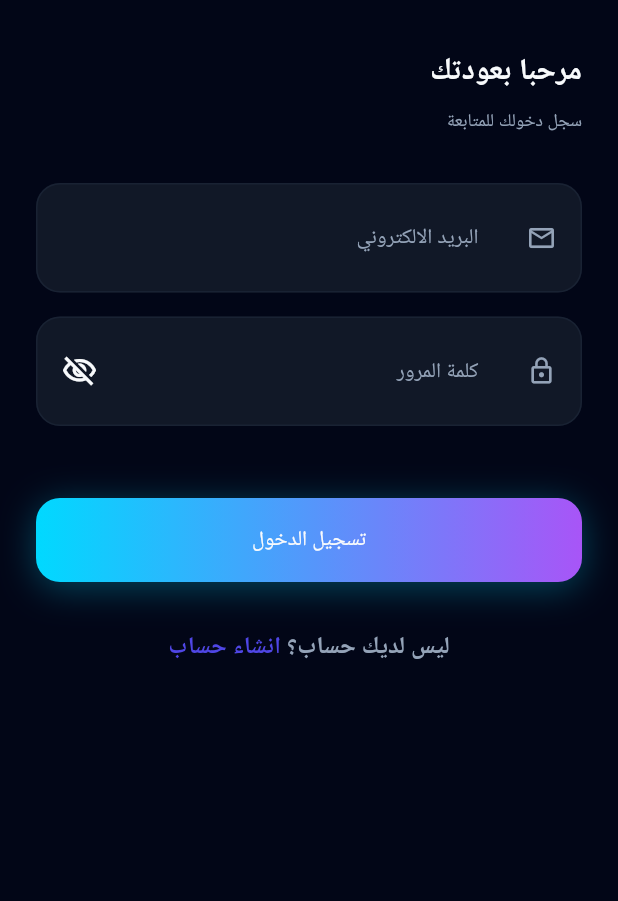
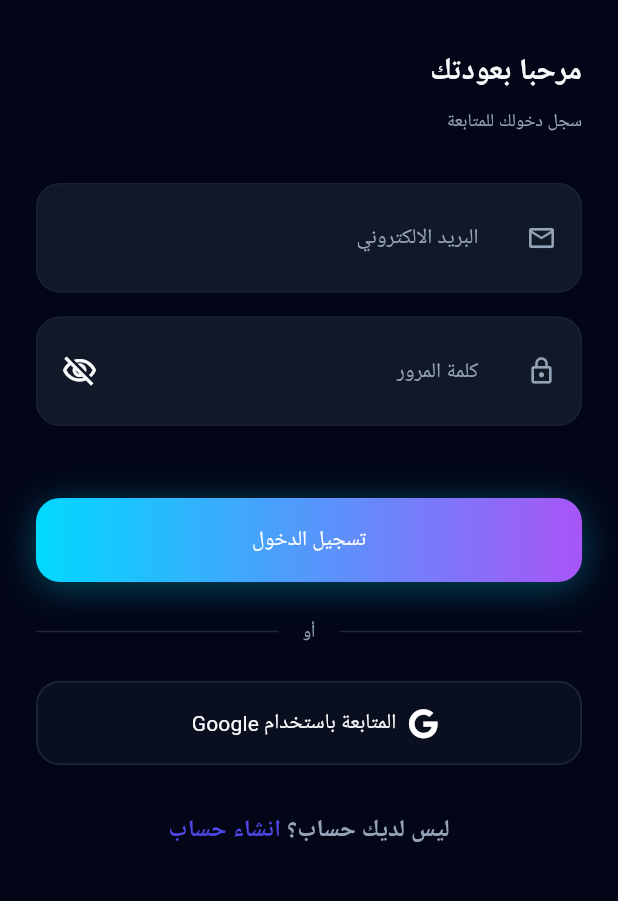
Before and after one commit to Mohamed-Adel9/athar, a Flutter app: the ProfileScreen screen opened by its route, after a tap on "تسجيل الخروج", on a phone screen of 412 x 824 dp, the part 180-1081 px from its top. Run offline on Flutter 3.47's test engine with Material 3 defaults, Android fonts, the phone set to English and light mode, and no system bars; our stand-ins replace dio, equatable, firebase_auth, firebase_core, flutter_animate, flutter_bloc and 7 more; accounts and stored records are empty; generated files the repository leaves out were written again; network calls fail; Roboto replaces fonts that are missing (Alexandria); statements that could not run were skipped.

Commit message:
add google auth

```diff
--- a/lib/core/failure/api_failure.dart
+++ b/lib/core/failure/api_failure.dart
@@ -1,4 +1,6 @@
 import 'package:dio/dio.dart';
+import 'package:firebase_auth/firebase_auth.dart';
+import 'package:google_sign_in/google_sign_in.dart';
 
 import 'api_config_exception.dart';
 import 'failure.dart';
@@ -17,6 +19,19 @@ class ApiFailure extends Failure {
 
     if (error is DioException) {
       return ApiFailure(_dioMessage(error));
+    }
+    if (error is GoogleSignInException) {
+      if (error.code == GoogleSignInExceptionCode.canceled) {
+        return ApiFailure('Google Sign-In was cancelled.');
+      }
+      return ApiFailure(
+        error.description ?? 'Google Sign-In failed. Please try again.',
+      );
+    }
+    if (error is FirebaseAuthException) {
+      return ApiFailure(
+        error.message ?? 'Authentication failed. Please try again.',
+      );
     }
     return ApiFailure(error.toString());
   }
--- a/lib/features/auth/data/datasources/auth_remote_data_source.dart
+++ b/lib/features/auth/data/datasources/auth_remote_data_source.dart
@@ -1,9 +1,15 @@
+import 'package:firebase_auth/firebase_auth.dart';
+import 'package:flutter/foundation.dart';
+import 'package:google_sign_in/google_sign_in.dart';
+
 import '../../../../core/const_data/api_urls.dart';
 import '../../../../core/network/dio_service.dart';
 import '../models/auth_model.dart';
 
 abstract class AuthRemoteDataSource {
   Future<AuthModel> login({required String email, required String password});
+
+  Future<AuthModel> loginGoogle();
 
   Future<AuthModel> register({
     required String firstName,
@@ -18,9 +24,15 @@ abstract class AuthRemoteDataSource {
 }
 
 class AuthRemoteDataSourceImpl implements AuthRemoteDataSource {
-  const AuthRemoteDataSourceImpl(this._dioService);
+  const AuthRemoteDataSourceImpl(
+    this._dioService,
+    this._firebaseAuth,
+    this._googleSignIn,
+  );
 
   final DioService _dioService;
+  final FirebaseAuth _firebaseAuth;
+  final GoogleSignIn _googleSignIn;
 
   @override
   Future<AuthModel> login({
@@ -33,6 +45,47 @@ class AuthRemoteDataSourceImpl implements AuthRemoteDataSource {
     );
 
     return AuthModel.fromJson(_asMap(response.data));
+  }
+
+  @override
+  Future<AuthModel> loginGoogle() async {
+    late final UserCredential userCredential;
+
+    if (kIsWeb) {
+      userCredential = await _firebaseAuth.signInWithPopup(
+        GoogleAuthProvider(),
+      );
+    } else {
+      final googleUser = await _googleSignIn.authenticate();
+      final googleAuth = googleUser.authentication;
+      final idToken = googleAuth.idToken;
+
+      if (idToken == null || idToken.isEmpty) {
+        throw const FormatException(
+          'Google Sign-In did not return an ID token.',
+        );
+      }
+
+      final credential = GoogleAuthProvider.credential(idToken: idToken);
+      userCredential = await _firebaseAuth.signInWithCredential(credential);
+    }
+
+    final user = userCredential.user;
+    if (user == null) {
+      throw const FormatException('Google Sign-In did not return a user.');
+    }
+
+    final token = await user.getIdToken();
+    if (token == null || token.isEmpty) {
+      throw const FormatException('Could not create an authentication token.');
+    }
+
+    return AuthModel(
+      token: token,
+      id: user.uid,
+      email: user.email,
+      name: user.displayName,
+    );
   }
 
   @override
@@ -61,7 +114,24 @@ class AuthRemoteDataSourceImpl implements AuthRemoteDataSource {
 
   @override
   Future<void> logout() async {
-    await _dioService.post(url: ApiUrls.logout);
+    Object? apiError;
+    StackTrace? apiStackTrace;
+
+    try {
+      await _dioService.post(url: ApiUrls.logout);
+    } catch (error, stackTrace) {
+      apiError = error;
+      apiStackTrace = stackTrace;
+    } finally {
+      await _firebaseAuth.signOut();
+      if (!kIsWeb) {
+        await _googleSignIn.signOut();
+      }
+    }
+
+    if (apiError != null) {
+      Error.throwWithStackTrace(apiError, apiStackTrace!);
+    }
   }
 
   Map<String, dynamic> _asMap(dynamic data) {
--- a/lib/features/auth/domain/repositories/auth_repository.dart
+++ b/lib/features/auth/domain/repositories/auth_repository.dart
@@ -6,6 +6,8 @@ abstract class AuthRepository {
     required String email,
     required String password,
   });
+
+  Future<Result<AuthEntity>> loginGoogle();
 
   Future<Result<AuthEntity>> register({
     required String firstName,
--- /dev/null
+++ b/lib/features/auth/domain/usecases/google_login_usecase.dart
@@ -0,0 +1,13 @@
+import '../../../../core/utils/result.dart';
+import '../entities/auth_entity.dart';
+import '../repositories/auth_repository.dart';
+
+class GoogleLoginUseCase {
+  const GoogleLoginUseCase(this._repository);
+
+  final AuthRepository _repository;
+
+  Future<Result<AuthEntity>> call() {
+    return _repository.loginGoogle();
+  }
+}
--- a/lib/features/auth/presentation/cubit/auth_cubit.dart
+++ b/lib/features/auth/presentation/cubit/auth_cubit.dart
@@ -2,16 +2,23 @@ import 'dart:ui';
 
 import 'package:flutter_bloc/flutter_bloc.dart';
 
+import '../../domain/usecases/google_login_usecase.dart';
 import '../../domain/usecases/login_usecase.dart';
 import '../../domain/usecases/logout_usecase.dart';
 import '../../domain/usecases/register_usecase.dart';
 import 'auth_states.dart';
 
 class AuthCubit extends Cubit<AuthState> {
-  AuthCubit(this._loginUseCase, this._registerUseCase, this._logoutUseCase)
+  AuthCubit(
+    this._loginUseCase,
+    this._googleLoginUseCase,
+    this._registerUseCase,
+    this._logoutUseCase,
+  )
     : super(const AuthState());
 
   final LoginUseCase _loginUseCase;
+  final GoogleLoginUseCase _googleLoginUseCase;
   final RegisterUseCase _registerUseCase;
   final LogoutUseCase _logoutUseCase;
 
@@ -38,6 +45,31 @@ class AuthCubit extends Cubit<AuthState> {
           isAuthenticated: true,
           isGuest: false,
           email: auth.email ?? email.trim(),
+          name: auth.name,
+          role: auth.role,
+          clearError: true,
+        ),
+      ),
+    );
+  }
+
+  Future<void> loginWithGoogle() async {
+    emit(state.copyWith(status: AuthStatus.loading, clearError: true));
+    final result = await _googleLoginUseCase();
+
+    result.fold(
+      (failure) => emit(
+        state.copyWith(
+          status: AuthStatus.failure,
+          errorMessage: failure.message,
+        ),
+      ),
+      (auth) => emit(
+        state.copyWith(
+          status: AuthStatus.success,
+          isAuthenticated: true,
+          isGuest: false,
+          email: auth.email,
           name: auth.name,
           role: auth.role,
           clearError: true,
--- a/lib/features/auth/presentation/widgets/auth_view_body.dart
+++ b/lib/features/auth/presentation/widgets/auth_view_body.dart
@@ -1,6 +1,7 @@
 import 'package:athar/shared/theme/app_radius.dart';
 import 'package:flutter/material.dart';
 import 'package:flutter_bloc/flutter_bloc.dart';
+import 'package:font_awesome_flutter/font_awesome_flutter.dart';
 
 import '../../../../shared/theme/app_color.dart';
 import '../../../../shared/theme/app_spacing.dart';
@@ -165,6 +166,39 @@ class _AuthViewBodyState extends State<AuthViewBody> {
                     : () => _submit(context, state),
                 isFullWidth: true,
               ),
+              if (!state.isRegister) ...[
+                SizedBox(height: AppSpacing.lg),
+                Row(
+                  children: [
+                    const Expanded(child: Divider(color: AppColors.darkBorder)),
+                    Padding(
+                      padding: const EdgeInsets.symmetric(
+                        horizontal: AppSpacing.md,
+                      ),
+                      child: CustomText(
+                        'أو',
+                        variant: TextVariant.labelMedium,
+                        tone: TextTone.secondary,
+                      ),
+                    ),
+                    const Expanded(child: Divider(color: AppColors.darkBorder)),
+                  ],
+                ),
+                SizedBox(height: AppSpacing.lg),
+                AppButton(
+                  text: 'المتابعة باستخدام Google',
+                  icon: const FaIcon(
+                    FontAwesomeIcons.google,
+                    size: 20,
+                    color: Colors.white,
+                  ),
+                  isSecondary: true,
+                  isFullWidth: true,
+                  onPressed: state.status == AuthStatus.loading
+                      ? null
+                      : cubit.loginWithGoogle,
+                ),
+              ],
               SizedBox(height: AppSpacing.xl),
               Center(
                 child: GestureDetector(
--- a/lib/shared/widgets/app_button.dart
+++ b/lib/shared/widgets/app_button.dart
@@ -71,15 +71,30 @@ class AppButton extends StatelessWidget {
   }
 
   Widget _buildSecondaryButton() {
+    final style = OutlinedButton.styleFrom(
+      side: const BorderSide(color: AppColors.darkBorder),
+      backgroundColor: AppColors.darkSurface.withValues(alpha: .5),
+      shape: RoundedRectangleBorder(
+        borderRadius: BorderRadius.circular(AppRadius.lg),
+      ),
+    );
+
+    if (icon != null) {
+      return OutlinedButton.icon(
+        onPressed: onPressed,
+        style: style,
+        icon: icon!,
+        label: CustomText(
+          text,
+          variant: TextVariant.bodyMedium,
+          tone: TextTone.primary,
+        ),
+      );
+    }
+
     return OutlinedButton(
       onPressed: onPressed,
-      style: OutlinedButton.styleFrom(
-        side: const BorderSide(color: AppColors.darkBorder),
-        backgroundColor: AppColors.darkSurface.withValues(alpha: .5),
-        shape: RoundedRectangleBorder(
-          borderRadius: BorderRadius.circular(AppRadius.lg),
-        ),
-      ),
+      style: style,
       child: CustomText(
         text,
         variant: TextVariant.bodyMedium,
--- a/pubspec.yaml
+++ b/pubspec.yaml
@@ -31,6 +31,9 @@ dependencies:
   cupertino_icons: ^1.0.8
   font_awesome_flutter: ^11.0.0
   flutter_secure_storage: ^10.1.0
+  firebase_core: ^4.11.0
+  firebase_auth: ^6.5.4
+  google_sign_in: ^7.2.0
 
 dev_dependencies:
   flutter_test:
```
Also changed, not shown: lib/core/di/service_locator.dart (+14 -2 lines), lib/features/auth/data/repositories/auth_repository_impl.dart (+12 -0 lines), lib/main.dart (+6 -1 lines), firebase.json (added), pubspec.lock, 2 other files.
